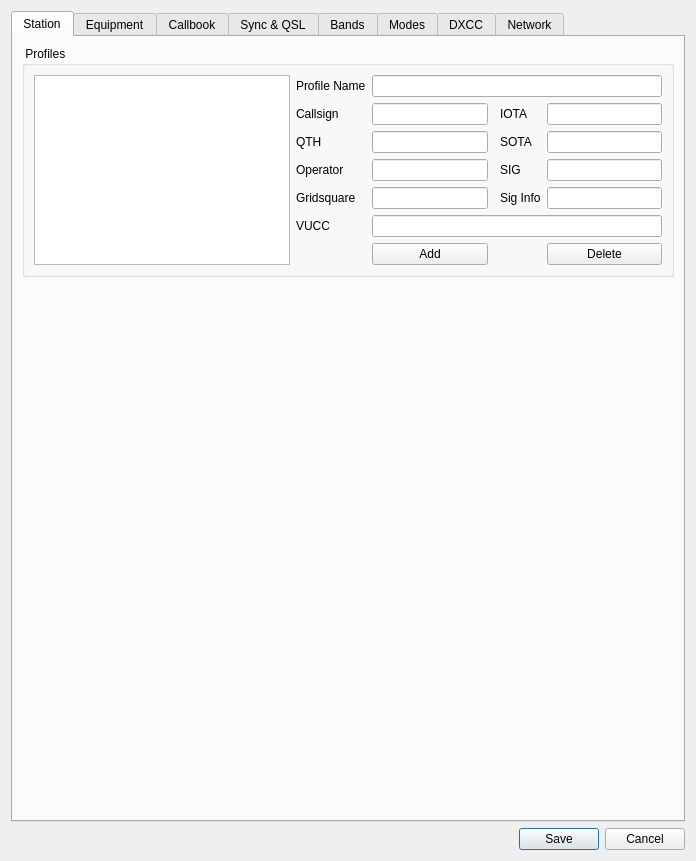
Qt form ui/SettingsDialog.ui (k5mcd/QLog) before a commit.
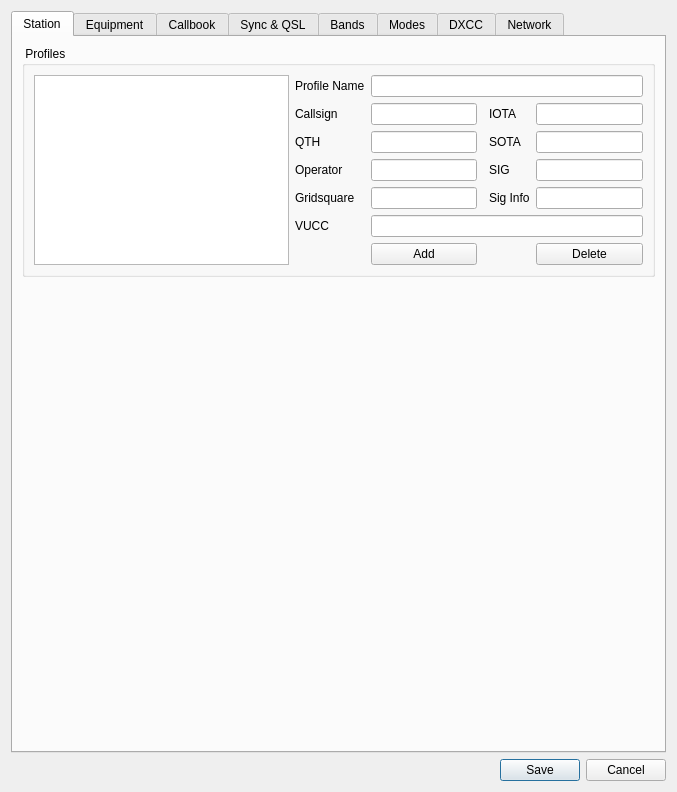
The same form after that commit. Icons and pictures are not drawn.

Commit message: Resize the Setting dialog

Patch:
```diff
--- a/ui/SettingsDialog.ui
+++ b/ui/SettingsDialog.ui
@@ -6,8 +6,8 @@
    <rect>
     <x>0</x>
     <y>0</y>
-    <width>696</width>
-    <height>861</height>
+    <width>677</width>
+    <height>792</height>
    </rect>
   </property>
   <property name="windowTitle">
```
